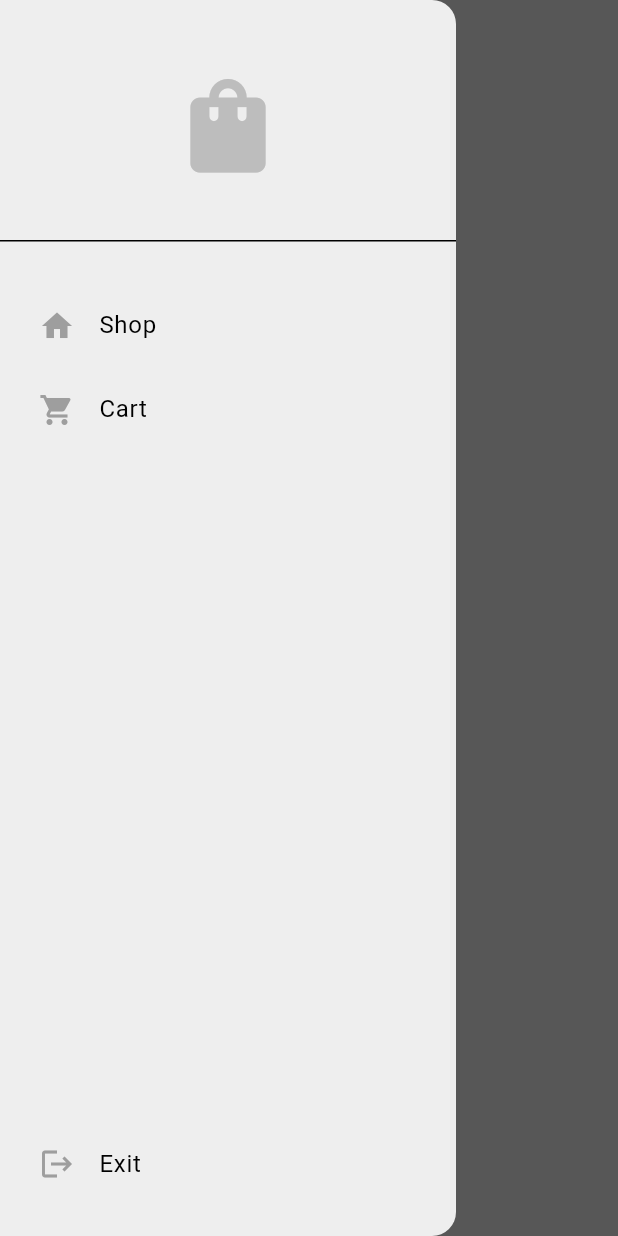
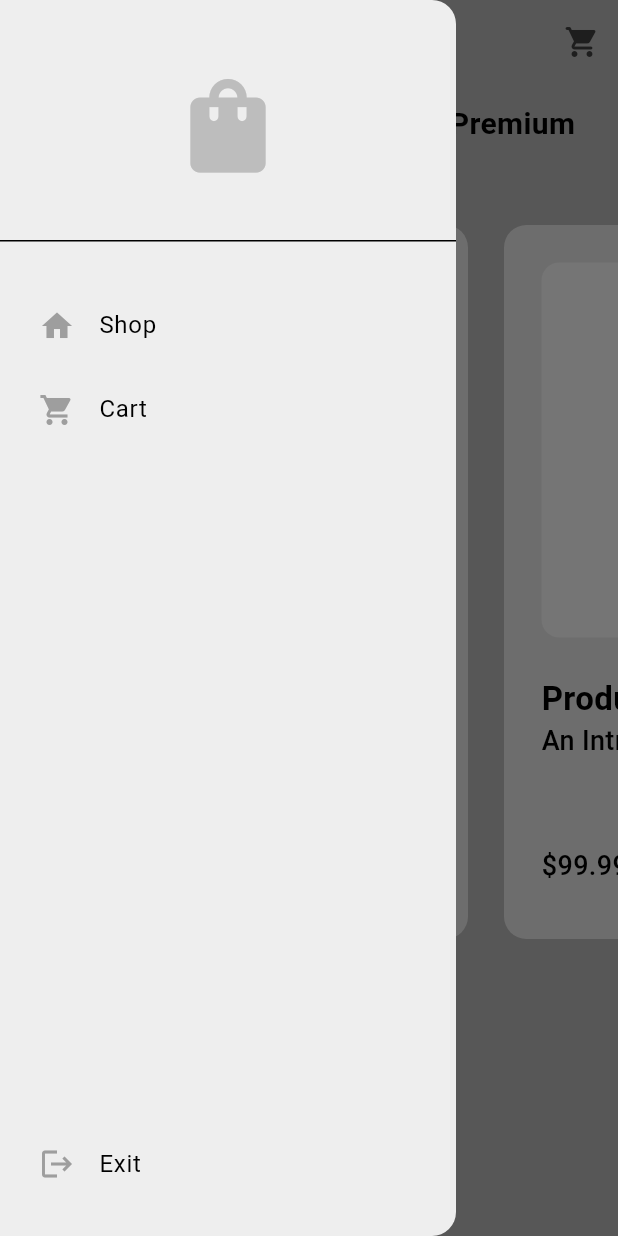
Before and after one commit to Ikwame91/ui_designs, a Flutter app: the ShopPage screen opened by its route, with the side drawer open, on a phone screen of 412 x 824 dp. Run offline on Flutter 3.47's test engine with Material 3 defaults, Android fonts, the phone set to English and light mode, and no system bars; our stand-ins replace google_fonts.

Commit message:
skeleton complete

```diff
--- a/minimal_ecommerce_app/lib/components/myproduct_tile.dart
+++ b/minimal_ecommerce_app/lib/components/myproduct_tile.dart
@@ -0,0 +1,104 @@
+import 'package:flutter/material.dart';
+import 'package:minimal_ecommerce_app/models/product.dart';
+import 'package:minimal_ecommerce_app/models/shop.dart';
+import 'package:minimal_ecommerce_app/utils/textstyle.dart';
+import 'package:provider/provider.dart';
+
+class MyProductTile extends StatelessWidget {
+  const MyProductTile({super.key, required this.product});
+  final Product product;
+
+//add to cart
+  void addToCart(BuildContext context) {
+    showDialog(
+      context: context,
+      builder: (context) => AlertDialog(
+        shape: const RoundedRectangleBorder(
+          borderRadius: BorderRadius.all(Radius.circular(0)),
+        ),
+        backgroundColor: Colors.white,
+        content: const Text('Add This Item To Your Cart'),
+        actions: [
+          //cancel button
+          MaterialButton(
+            onPressed: () => Navigator.pop(context),
+            child: const Text('Cancel'),
+          ),
+          MaterialButton(
+            onPressed: () {
+              Navigator.pop(context);
+              context.read<Shop>().addToCart(product);
+            },
+            child: const Text('yes'),
+          )
+        ],
+      ),
+    );
+  }
+
+  @override
+  Widget build(BuildContext context) {
+    Style mystyle = Style();
+    return Container(
+      decoration: BoxDecoration(
+          color: Theme.of(context).colorScheme.primary,
+          borderRadius: BorderRadius.circular(15)),
+      margin: const EdgeInsets.all(12),
+      padding: const EdgeInsets.all(25),
+      width: 300,
+      child: Column(
+        crossAxisAlignment: CrossAxisAlignment.start,
+        mainAxisAlignment: MainAxisAlignment.spaceBetween,
+        children: [
+          //product Image
+          Column(
+            crossAxisAlignment: CrossAxisAlignment.start,
+            children: [
+              AspectRatio(
+                aspectRatio: 1,
+                child: Container(
+                  decoration: BoxDecoration(
+                      color: Theme.of(context).colorScheme.secondary,
+                      borderRadius: BorderRadius.circular(12)),
+                  width: double.infinity,
+                  padding: const EdgeInsets.all(12),
+                  child: const Icon(Icons.broken_image_sharp),
+                ),
+              ),
+              const SizedBox(
+                height: 25,
+              ),
+              //product name
+              Text(product.name, style: mystyle.customStyle),
+              //product description
+              Text(
+                product.description,
+                style: mystyle.secondStyle,
+              ),
+            ],
+          ),
+
+          Row(
+            mainAxisAlignment: MainAxisAlignment.spaceBetween,
+            children: [
+              Text(
+                '\$${product.price.toStringAsFixed(2)}',
+                style: mystyle.secondStyle,
+              ),
+              Container(
+                decoration: BoxDecoration(
+                  borderRadius: BorderRadius.circular(12),
+                  color: Theme.of(context).colorScheme.secondary,
+                ),
+                child: IconButton(
+                  onPressed: () => addToCart(context),
+                  icon: const Icon(Icons.add),
+                ),
+              )
+            ],
+          )
+        ],
+      ),
+    );
+  }
+}
--- a/minimal_ecommerce_app/lib/models/shop.dart
+++ b/minimal_ecommerce_app/lib/models/shop.dart
@@ -7,6 +7,43 @@
       name: 'Product 1',
       price: 99.99,
       description: "An Intriguing product.....",
+    ),
+    Product(
+      name: 'Product 1',
+      price: 99.99,
+      description: "An Intriguing product.....",
+    ),
+    Product(
+      name: 'Product 1',
+      price: 99.99,
+      description: "An Intriguing product.....",
+    ),
+    Product(
+      name: 'Product 1',
+      price: 99.99,
+      description: "An Intriguing product.....",
     )
   ];
+
+  //user cart
+  final List<Product> _cart = [];
+
+  //get product list
+  List<Product> get shop => _shop;
+
+  //get user cart
+  List<Product> get cart => _cart;
+
+  //add item to cart
+  void addToCart(Product item) {
+    _cart.add(item);
+    notifyListeners();
+  }
+
+  //remove from cart
+  //add item to cart
+  void removeCart(Product item) {
+    _cart.remove(item);
+    notifyListeners();
+  }
 }
--- a/minimal_ecommerce_app/lib/pages/shop_page.dart
+++ b/minimal_ecommerce_app/lib/pages/shop_page.dart
@@ -1,23 +1,71 @@
 import 'package:flutter/material.dart';
+import 'package:google_fonts/google_fonts.dart';
 import 'package:minimal_ecommerce_app/components/my_drawer.dart';
+import 'package:minimal_ecommerce_app/components/myproduct_tile.dart';
+import 'package:minimal_ecommerce_app/models/shop.dart';
+import 'package:minimal_ecommerce_app/utils/textstyle.dart';
+import 'package:provider/provider.dart';
 
 class ShopPage extends StatelessWidget {
   const ShopPage({super.key});
 
   @override
   Widget build(BuildContext context) {
+    Style mystyle = Style();
+    final products = context.watch<Shop>().shop;
     return Scaffold(
         appBar: AppBar(
           backgroundColor: Colors.transparent,
           elevation: 0,
           foregroundColor: Theme.of(context).colorScheme.inversePrimary,
-        title: const Text(
+          title: Text(
             'Shop Page',
-          style: TextStyle(),
+            style: mystyle.customStyle,
           ),
+          centerTitle: true,
+          actions: [
+            IconButton(
+              onPressed: () => Navigator.pushNamed(context, '/cart_page'),
+              icon: const Icon(Icons.shopping_cart_rounded),
+            )
+          ],
         ),
         drawer: const MyDrawer(),
         backgroundColor: Theme.of(context).colorScheme.background,
-    );
+        body: ListView(
+          children: [
+            //shop subtile
+            Padding(
+              padding: const EdgeInsets.all(12.0),
+              child: Row(
+                mainAxisAlignment: MainAxisAlignment.center,
+                children: [
+                  Expanded(
+                    child: Text('Pick from A Gorgeous List of Premium Products',
+                        textAlign: TextAlign.center,
+                        style: GoogleFonts.roboto(
+                          textStyle: const TextStyle(
+                            fontSize: 20,
+                            fontWeight: FontWeight.w600,
+                          ),
+                        )),
+                  ),
+                ],
+              ),
+            ),
+
+            //product list
+            SizedBox(
+              height: 500,
+              child: ListView.builder(
+                  scrollDirection: Axis.horizontal,
+                  itemCount: products.length,
+                  itemBuilder: (context, index) {
+                    final product = products[index];
+                    return MyProductTile(product: product);
+                  }),
+            ),
+          ],
+        ));
   }
 }
```
Also changed, not shown: minimal_ecommerce_app/lib/components/my_drawer.dart (+9 -8 lines), minimal_ecommerce_app/lib/main.dart (+6 -1 lines), minimal_ecommerce_app/lib/pages/cart_page.dart (+92 -14 lines), minimal_ecommerce_app/lib/pages/intro_page.dart (+12 -6 lines), minimal_ecommerce_app/lib/utils/textstyle.dart (added, +33 -0 lines), minimal_ecommerce_app/pubspec.yaml (+8 -16 lines), minimal_ecommerce_app/pubspec.lock, 1 other file. Lines whose indentation alone changed are shown as unchanged.
